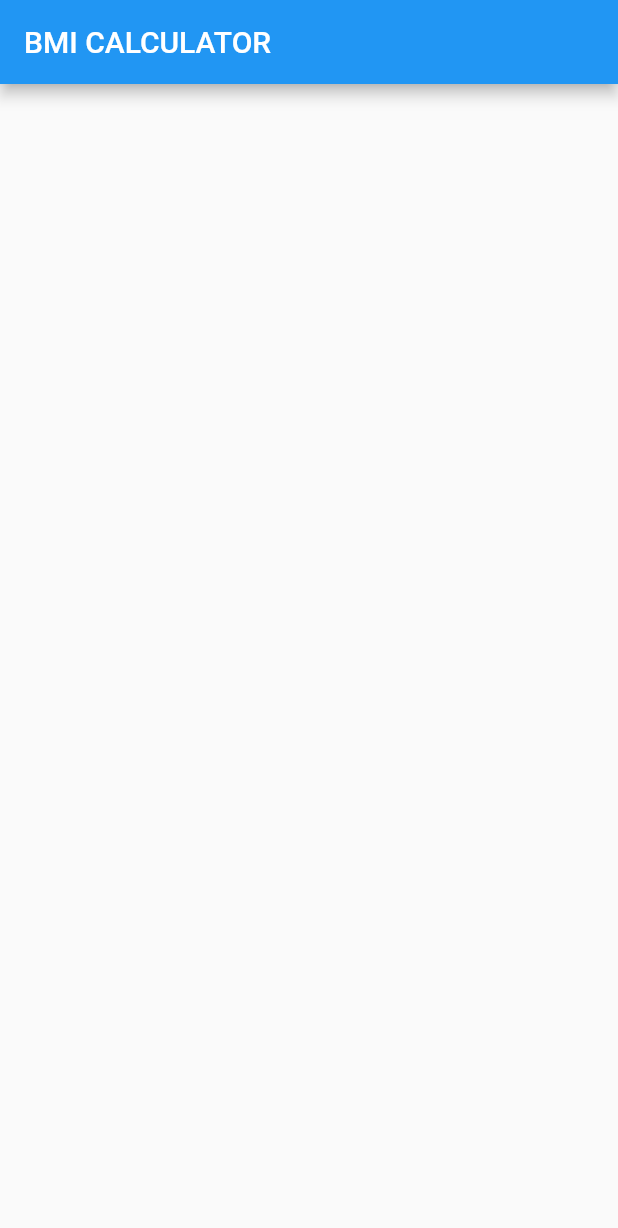
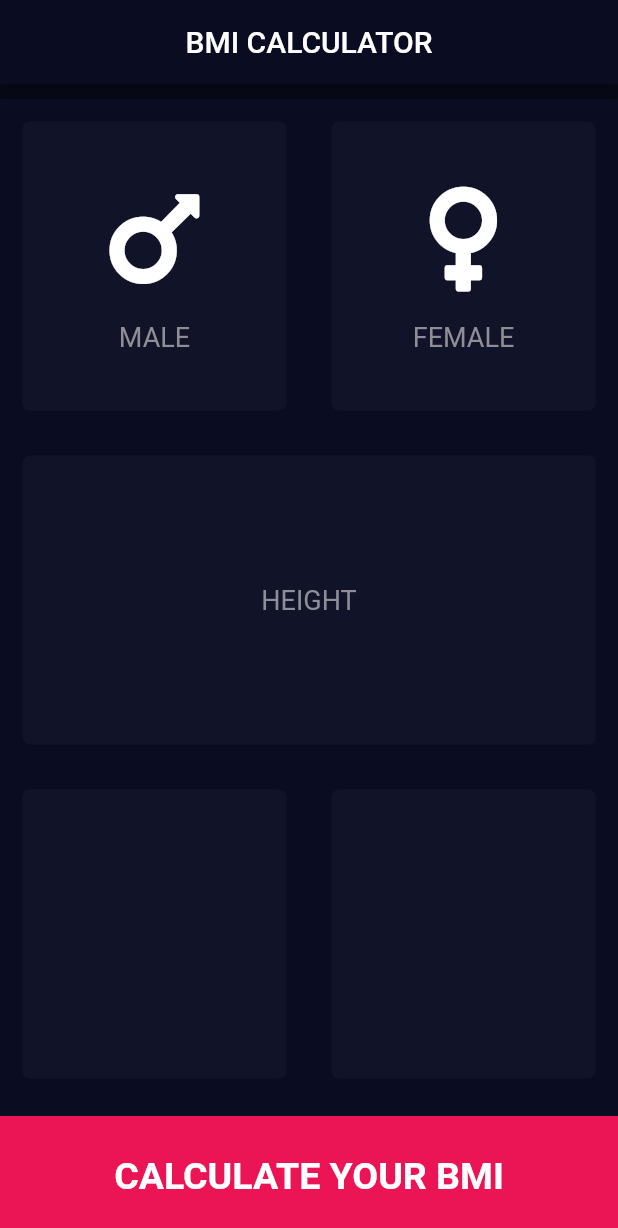
Before and after one commit to bgarcia95/bmi_calculator_own_app, a Flutter app: the screen it shows after launch, on a phone screen of 412 x 824 dp. Shown: the top 1228 px of the screen. Run offline on Flutter 3.47's test engine with Material 2 defaults, Android fonts, the phone set to English and light mode, and no system bars; our stand-ins replace font_awesome_flutter.

Commit message:
Gender Icons added and also button at the bottom of the screen to be used to calculate the BMI. Some files were added for the const variables, and components were divided into different dart files such as 'bottom_button', 'icon_content' and 'reusable_card' in order to have a cleaner code.

```diff
--- /dev/null
+++ b/lib/bottom_button.dart
@@ -0,0 +1,29 @@
+import 'package:flutter/material.dart';
+import 'constants.dart';
+
+class BottomButton extends StatelessWidget {
+  final String buttonTitle;
+  final Function onPress;
+
+  BottomButton({this.buttonTitle, this.onPress});
+
+  @override
+  Widget build(BuildContext context) {
+    return GestureDetector(
+      onTap: onPress,
+      child: Container(
+        margin: EdgeInsets.only(top: 10.0),
+        padding: EdgeInsets.symmetric(vertical: 20.0),
+        child: Center(
+          child: Text(
+            buttonTitle,
+            style: kBottomButtonTitle,
+          ),
+        ),
+        color: kBottomButtonColor,
+        width: double.infinity,
+        height: kBottomButtonHeight,
+      ),
+    );
+  }
+}
--- /dev/null
+++ b/lib/constants.dart
@@ -0,0 +1,22 @@
+import 'package:flutter/material.dart';
+
+const kInactiveColor = Color(0xFF111428);
+const kActiveColor = Color(0xFF1D1F33);
+const kLabelTextStyle = TextStyle(
+  fontSize: 18.0,
+  color: Color(0xFF8D8E98),
+);
+
+const kInactiveIconColor = Color(0xFF8D8E98);
+const kActiveIconColor = Color(0xFFFFFFFF);
+const kBottomButtonColor = Color(0xFFEB1555);
+const kBottomButtonHeight = 80.0;
+const kBottomButtonTitle = TextStyle(
+  fontSize: 25.0,
+  fontWeight: FontWeight.bold,
+);
+
+//Label Text Color =  0xFF8D8E98
+
+// Active = 0xFF1D1F33
+// Inactive Color = 0xFF111428,
--- /dev/null
+++ b/lib/icon_content.dart
@@ -0,0 +1,30 @@
+import 'package:flutter/material.dart';
+import 'constants.dart';
+
+class IconContent extends StatelessWidget {
+  final IconData iconSelected;
+  final String label;
+  //final Color statusColor;
+
+  IconContent({this.iconSelected, this.label});
+
+  @override
+  Widget build(BuildContext context) {
+    return Column(
+      mainAxisAlignment: MainAxisAlignment.center,
+      children: <Widget>[
+        Icon(
+          iconSelected,
+          size: 80.0,
+        ),
+        SizedBox(
+          height: 15.0,
+        ),
+        Text(
+          label,
+          style: kLabelTextStyle,
+        ),
+      ],
+    );
+  }
+}
--- a/lib/input_page.dart
+++ b/lib/input_page.dart
@@ -1,4 +1,14 @@
 import 'package:flutter/material.dart';
+import 'reusable_card.dart';
+import 'constants.dart';
+import 'icon_content.dart';
+import 'package:font_awesome_flutter/font_awesome_flutter.dart';
+import 'bottom_button.dart';
+
+enum GenderType {
+  male,
+  female,
+}
 
 class InputPage extends StatefulWidget {
   @override
@@ -6,11 +16,108 @@ class InputPage extends StatefulWidget {
 }
 
 class _InputPageState extends State<InputPage> {
+  GenderType selectedGender;
+
   @override
   Widget build(BuildContext context) {
     return Scaffold(
       appBar: AppBar(
         title: Text('BMI CALCULATOR'),
+        centerTitle: true,
+      ),
+      body: SafeArea(
+        child: Column(
+          children: <Widget>[
+            SizedBox(
+              height: 10.0,
+              child: Container(
+                color: Color(0xFF070918),
+              ),
+            ),
+            Expanded(
+              child: Row(
+                children: <Widget>[
+                  Expanded(
+                    child: ReusableCard(
+                      cardChild: IconContent(
+                        iconSelected: FontAwesomeIcons.mars,
+                        label: 'MALE',
+                      ),
+                      onPress: () {
+                        setState(() {
+                          selectedGender = GenderType.male;
+                        });
+                      },
+                      colorPicked: selectedGender == GenderType.male
+                          ? kActiveColor
+                          : kInactiveColor,
+                    ),
+                  ),
+                  Expanded(
+                    child: ReusableCard(
+                      cardChild: IconContent(
+                        iconSelected: FontAwesomeIcons.venus,
+                        label: 'FEMALE',
+                      ),
+                      onPress: () {
+                        setState(() {
+                          selectedGender = GenderType.female;
+                        });
+                      },
+                      colorPicked: selectedGender == GenderType.female
+                          ? kActiveColor
+                          : kInactiveColor,
+                    ),
+                  ),
+                ],
+              ),
+            ),
+            Expanded(
+              child: Row(
+                children: <Widget>[
+                  Expanded(
+                    child: ReusableCard(
+                        cardChild: Column(
+                          mainAxisAlignment: MainAxisAlignment.center,
+                          children: <Widget>[
+                            Text(
+                              'HEIGHT',
+                              style: kLabelTextStyle,
+                            )
+                          ],
+                        ),
+                        onPress: null,
+                        colorPicked: kInactiveColor),
+                  ),
+                ],
+              ),
+            ),
+            Expanded(
+              child: Row(
+                children: <Widget>[
+                  Expanded(
+                    child: ReusableCard(
+                      cardChild: null,
+                      onPress: null,
+                      colorPicked: kInactiveColor,
+                    ),
+                  ),
+                  Expanded(
+                    child: ReusableCard(
+                      cardChild: null,
+                      onPress: null,
+                      colorPicked: kInactiveColor,
+                    ),
+                  ),
+                ],
+              ),
+            ),
+            BottomButton(
+              buttonTitle: 'CALCULATE YOUR BMI',
+              onPress: () {},
+            ),
+          ],
+        ),
       ),
     );
   }
--- a/lib/main.dart
+++ b/lib/main.dart
@@ -8,6 +8,10 @@ class BMICalculator extends StatelessWidget {
   @override
   Widget build(BuildContext context) {
     return MaterialApp(
+      theme: ThemeData.dark().copyWith(
+        primaryColor: Color(0xFF0A0D22),
+        scaffoldBackgroundColor: Color(0xFF0A0D22),
+      ),
       title: 'BMI CALCULATOR',
       home: InputPage(),
     );
--- /dev/null
+++ b/lib/reusable_card.dart
@@ -0,0 +1,27 @@
+import 'package:flutter/material.dart';
+
+class ReusableCard extends StatelessWidget {
+  final Widget cardChild;
+  final Function onPress;
+  final Color colorPicked;
+
+  ReusableCard(
+      {@required this.cardChild,
+      @required this.onPress,
+      @required this.colorPicked});
+
+  @override
+  Widget build(BuildContext context) {
+    return GestureDetector(
+      onTap: onPress,
+      child: Container(
+        child: cardChild,
+        margin: EdgeInsets.all(15.0),
+        decoration: BoxDecoration(
+          borderRadius: BorderRadius.circular(5.0),
+          color: colorPicked,
+        ),
+      ),
+    );
+  }
+}
--- a/pubspec.yaml
+++ b/pubspec.yaml
@@ -20,9 +20,12 @@ dependencies:
   flutter:
     sdk: flutter
 
+
   # The following adds the Cupertino Icons font to your application.
   # Use with the CupertinoIcons class for iOS style icons.
   cupertino_icons: ^0.1.2
+
+  font_awesome_flutter: ^8.5.0
 
 dev_dependencies:
   flutter_test:
```
Also changed, not shown: pubspec.lock.
